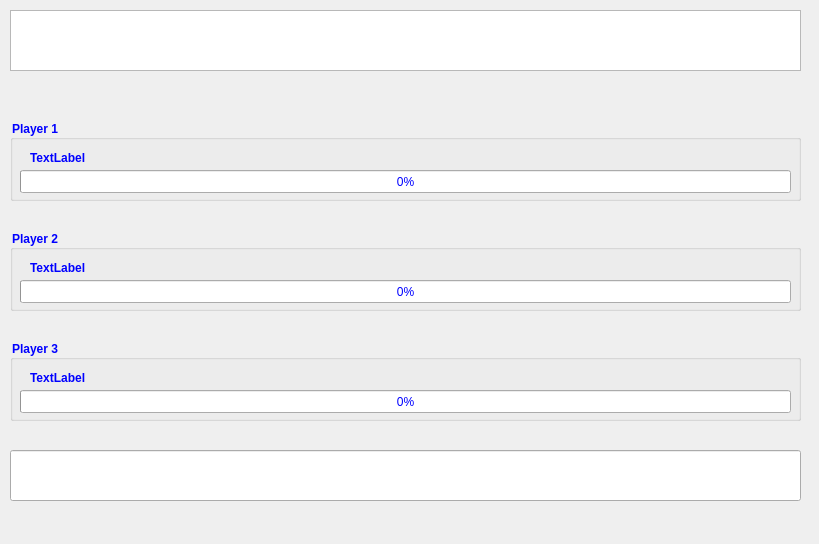
Qt form FingerCoaster/gamedialog.ui (PavleVl/FingerCoaster) before a commit.
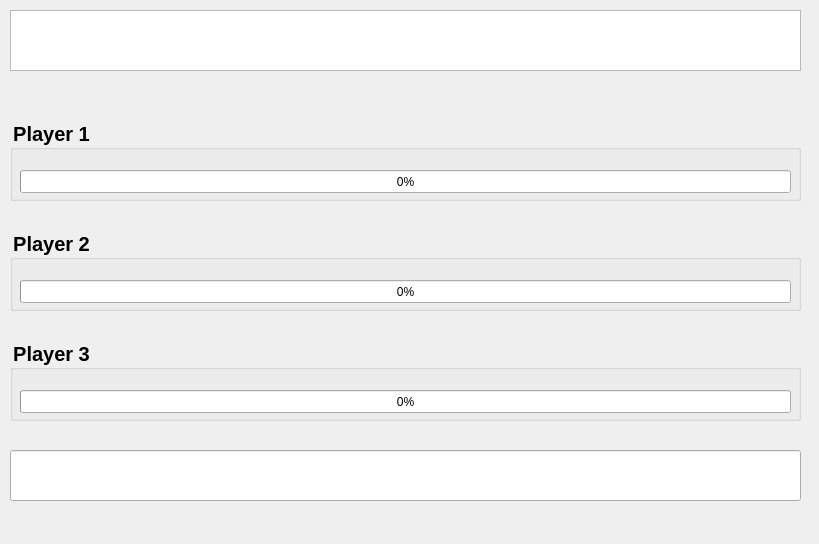
The same form after that commit.

Commit message: Rad na Gui-u igre

The edit to the form file:
```diff
--- a/FingerCoaster/gamedialog.ui
+++ b/FingerCoaster/gamedialog.ui
@@ -10,6 +10,12 @@
     <height>544</height>
    </rect>
   </property>
+  <property name="font">
+   <font>
+    <pointsize>18</pointsize>
+    <bold>true</bold>
+   </font>
+  </property>
   <property name="windowTitle">
    <string>Dialog</string>
   </property>
@@ -45,11 +51,12 @@
    </property>
    <property name="font">
     <font>
+     <pointsize>15</pointsize>
      <bold>true</bold>
     </font>
    </property>
    <property name="styleSheet">
-    <string notr="true">color:blue</string>
+    <string notr="true">color:black</string>
    </property>
    <property name="title">
     <string>Player 1</string>
@@ -70,24 +77,6 @@
      <set>Qt::AlignCenter</set>
     </property>
    </widget>
-   <widget class="QLabel" name="lUsername">
-    <property name="geometry">
-     <rect>
-      <x>20</x>
-      <y>30</y>
-      <width>71</width>
-      <height>16</height>
-     </rect>
-    </property>
-    <property name="font">
-     <font>
-      <bold>true</bold>
-     </font>
-    </property>
-    <property name="text">
-     <string>TextLabel</string>
-    </property>
-   </widget>
   </widget>
   <widget class="QGroupBox" name="groupBox_2">
    <property name="geometry">
@@ -100,11 +89,12 @@
    </property>
    <property name="font">
     <font>
+     <pointsize>15</pointsize>
      <bold>true</bold>
     </font>
    </property>
    <property name="styleSheet">
-    <string notr="true">color:blue</string>
+    <string notr="true">color:black</string>
    </property>
    <property name="title">
     <string>Player 2</string>
@@ -125,24 +115,6 @@
      <set>Qt::AlignCenter</set>
     </property>
    </widget>
-   <widget class="QLabel" name="lUsername_3">
-    <property name="geometry">
-     <rect>
-      <x>20</x>
-      <y>30</y>
-      <width>71</width>
-      <height>16</height>
-     </rect>
-    </property>
-    <property name="font">
-     <font>
-      <bold>true</bold>
-     </font>
-    </property>
-    <property name="text">
-     <string>TextLabel</string>
-    </property>
-   </widget>
   </widget>
   <widget class="QGroupBox" name="groupBox_4">
    <property name="geometry">
@@ -155,11 +127,12 @@
    </property>
    <property name="font">
     <font>
+     <pointsize>15</pointsize>
      <bold>true</bold>
     </font>
    </property>
    <property name="styleSheet">
-    <string notr="true">color:blue</string>
+    <string notr="true">color:black</string>
    </property>
    <property name="title">
     <string>Player 3</string>
@@ -180,24 +153,6 @@
      <set>Qt::AlignCenter</set>
     </property>
    </widget>
-   <widget class="QLabel" name="lUsername_5">
-    <property name="geometry">
-     <rect>
-      <x>20</x>
-      <y>30</y>
-      <width>71</width>
-      <height>16</height>
-     </rect>
-    </property>
-    <property name="font">
-     <font>
-      <bold>true</bold>
-     </font>
-    </property>
-    <property name="text">
-     <string>TextLabel</string>
-    </property>
-   </widget>
   </widget>
   <widget class="QLineEdit" name="lineEdit">
    <property name="geometry">
```
Left out of the diff: 13 changed lines with no effect on the pictures. The commit also changes 1 other file.
